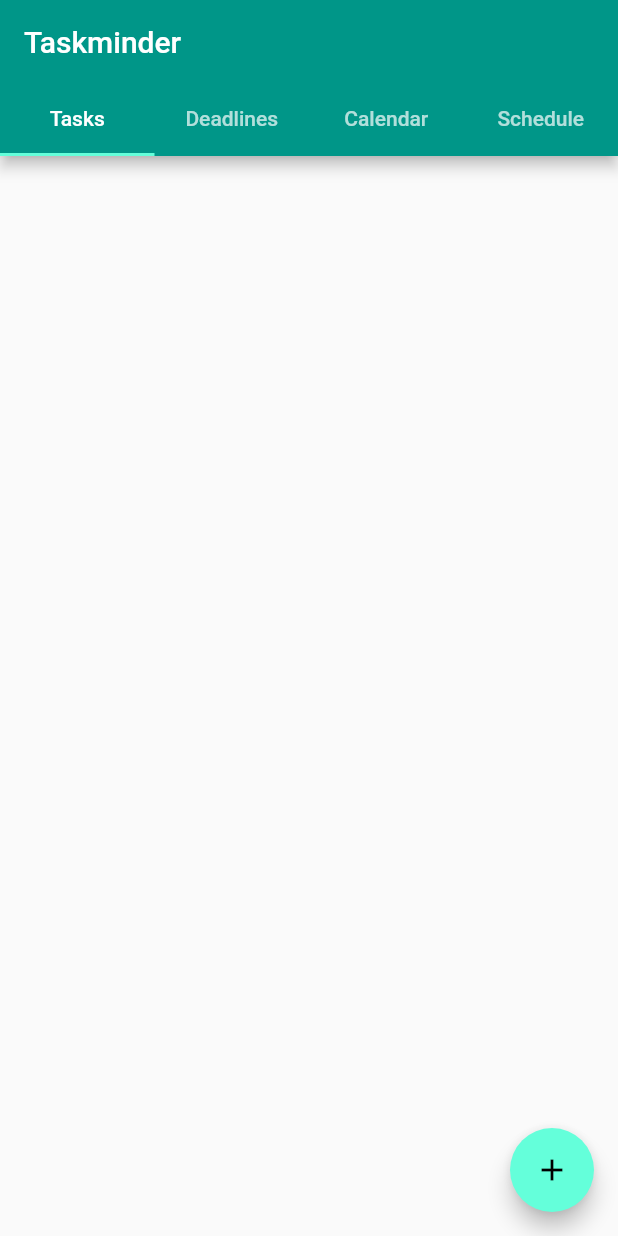
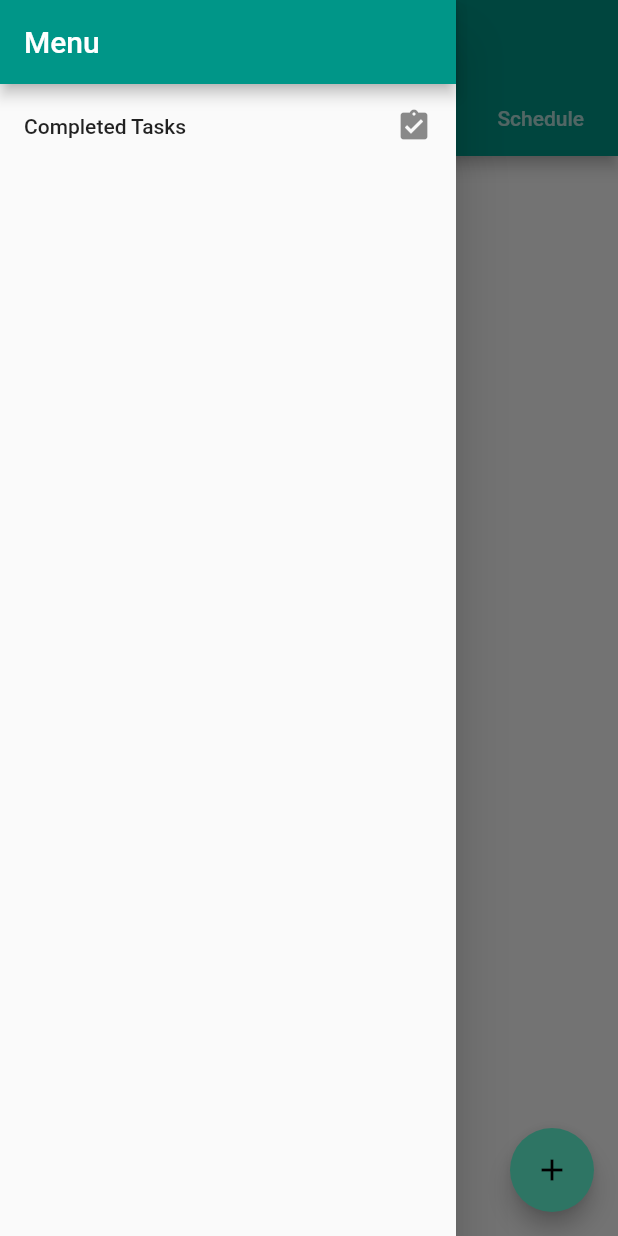
Before and after one commit to tbfuerst/taskminder, a Flutter app: the screen it shows after launch, with the side drawer open (before the commit the screen has no drawer), on a phone screen of 412 x 824 dp. Run offline on Flutter 3.47's test engine with Material 2 defaults, Android fonts, the phone set to English and light mode, and no system bars; our stand-ins replace sqflite; accounts and stored records are empty.

Commit message:
added a page to visit completed tasks

```diff
--- a/lib/main.dart
+++ b/lib/main.dart
@@ -5,6 +5,7 @@ import 'package:taskminder/scoped-models/mainmodel.dart';
 import './pages/maintabs.dart';
 import './pages/task-details.dart';
 import './pages/task-edit.dart';
+import './pages/completed-tasks.dart';
 import './database/local-db.dart';
 
 void main() => runApp(Taskminder());
@@ -36,6 +37,8 @@ class Taskminder extends StatelessWidget {
           routes: {
             '/': (BuildContext context) => MainTabs(model),
             '/taskedit': (BuildContext context) => TaskEdit.create(model, ""),
+            '/completedtasks': (BuildContext context) =>
+                CompletedTasksPage(model),
           },
           onGenerateRoute: (RouteSettings settings) {
             final List<String> pathElements = settings.name.split('/');
--- a/lib/pages/maintabs.dart
+++ b/lib/pages/maintabs.dart
@@ -17,11 +17,35 @@ class MainTabs extends StatelessWidget {
 
   MainTabs(this.model);
 
+  Widget _mainDrawer(BuildContext context, MainModel model) {
+    return Drawer(
+        child: Scaffold(
+      appBar: AppBar(
+        automaticallyImplyLeading: false,
+        title: Text("Menu"),
+      ),
+      body: ListView(
+        children: <Widget>[
+          ListTile(
+            onTap: () =>
+                Navigator.pushNamed(context, "/completedtasks").then((_) {
+                  model.getAllTasksLocal(showIncompleted: true);
+                  Navigator.pop(context);
+                }),
+            trailing: Icon(Icons.assignment_turned_in),
+            title: Text("Completed Tasks"),
+          ),
+        ],
+      ),
+    ));
+  }
+
   @override
   Widget build(BuildContext context) {
     return DefaultTabController(
       length: 4,
       child: Scaffold(
+        drawer: _mainDrawer(context, model),
         floatingActionButton: AddTaskButton(model),
         appBar: AppBar(
           title: Text("Taskminder"),
--- a/lib/tabs/tasks.dart
+++ b/lib/tabs/tasks.dart
@@ -14,7 +14,7 @@ class TasksTab extends StatefulWidget {
 class _TasksTabState extends State<TasksTab> {
   @override
   void initState() {
-    widget.model.getAllTasksLocal();
+    widget.model.getAllTasksLocal(showIncompleted: true);
     super.initState();
   }
 
@@ -23,8 +23,12 @@ class _TasksTabState extends State<TasksTab> {
     return ScopedModelDescendant<MainModel>(
       builder: (BuildContext context, Widget child, MainModel model) {
         return RefreshIndicator(
-          onRefresh: () => model.getAllTasksLocal(showIncompletedOnly: true),
-          child: TasksList(model, model.tasks),
+          onRefresh: () => model.getAllTasksLocal(showIncompleted: true),
+          child: TasksList(
+            model: model,
+            tasks: model.tasks,
+            showCompletedTasksMode: false,
+          ),
         );
       },
     );
```
Also changed, not shown: lib/pages/completed-tasks.dart (added, +41 -0 lines), lib/pages/task-edit.dart (+10 -7 lines), lib/scoped-models/task-model.dart (+16 -4 lines), lib/widgets/tasks-list.dart (+22 -11 lines).
